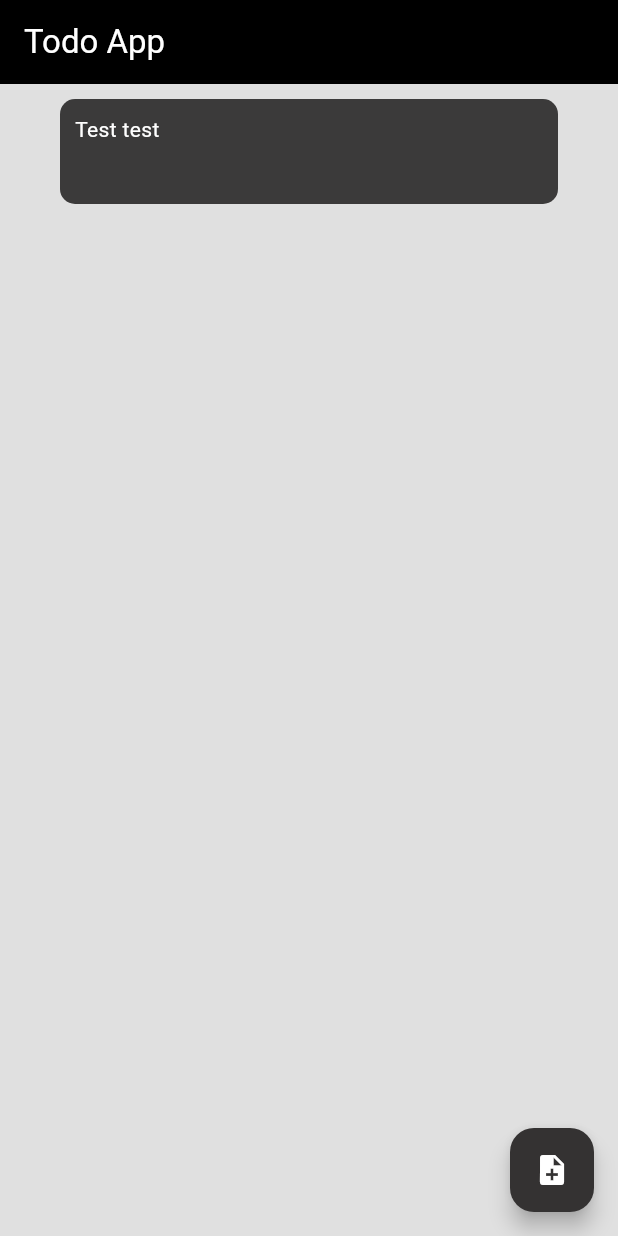
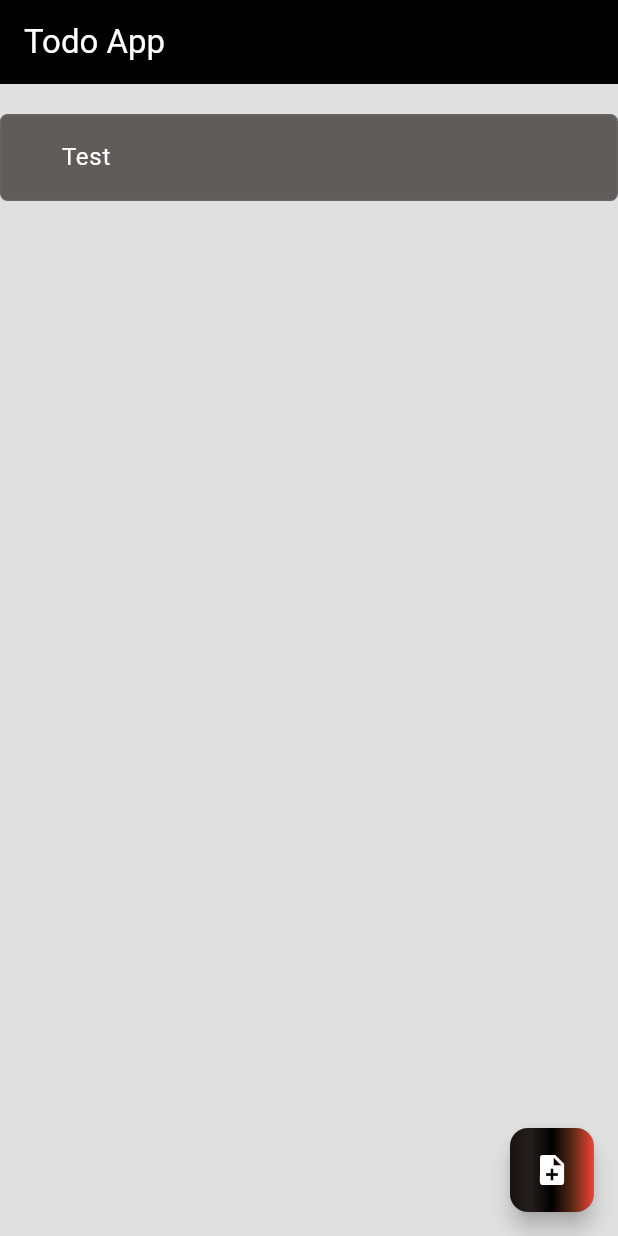
Before and after one commit to Ben-M-05/Executive-Assistant, a Flutter app: the screen it shows after launch, after a tap on the "note add" icon, on a phone screen of 412 x 824 dp. Run offline on Flutter 3.47's test engine with Material 3 defaults, Android fonts, the light colour scheme and no system bars.

Commit message:
Add button has been styled, and adds Todo tasks to home page.

```diff
--- a/executive_assistant/lib/main.dart
+++ b/executive_assistant/lib/main.dart
@@ -1,7 +1,8 @@
 import 'dart:async';
 
+import 'package:executive_assistant/widgets/todo_notifier.dart';
 import 'package:flutter/material.dart';
-import 'package:executive_assistant/todo_container.dart';
+import 'package:executive_assistant/widgets/todo_container.dart';
 import 'package:provider/provider.dart';
 
 void main() {
@@ -14,31 +15,20 @@
   // This widget is the root of your application.
   @override
   Widget build(BuildContext context) {
-    return MaterialApp(
+    return ChangeNotifierProvider(
+      create:(context) => TodoNotifier(),
+      child: MaterialApp(
         title: 'Flutter Demo',
         theme: ThemeData(
-        // This is the theme of your application.
-        //
-        // TRY THIS: Try running your application with "flutter run". You'll see
-        // the application has a purple toolbar. Then, without quitting the app,
-        // try changing the seedColor in the colorScheme below to Colors.green
-        // and then invoke "hot reload" (save your changes or press the "hot
-        // reload" button in a Flutter-supported IDE, or press "r" if you used
-        // the command line to start the app).
-        //
-        // Notice that the counter didn't reset back to zero; the application
-        // state is not lost during the reload. To reset the state, use hot
-        // restart instead.
-        //
-        // This works for code too, not just values: Most code changes can be
-        // tested with just a hot reload.
           colorScheme: ColorScheme.fromSeed(seedColor: Colors.deepPurple),
           useMaterial3: true,
         ),
         home: MyHomePage(title: 'Todo App'),
+      ),
     );
   }
 }
+
 
 
 class MyHomePage extends StatefulWidget {
@@ -62,24 +52,14 @@
 
 class _MyHomePageState extends State<MyHomePage> {
 
-  late StreamSubscription streamSubscription;
-  final streamController = StreamController<Widget>();
 
-  List<Widget> list = [];
 
-  void addTodoItem(String title) {
-    list.add(TodoContainer(title: title));
-    streamController.sink.add(list.);
-  }
 
   @override
   Widget build(BuildContext context) {
-    // This method is rerun every time setState is called, for instance as done
-    // by the _incrementCounter method above.
-    //
-    // The Flutter framework has been optimized to make rerunning build methods
-    // fast, so that you can just rebuild anything that needs updating rather
-    // than having to individually change instances of widgets.
+    var appState = context.watch<TodoNotifier>();
+    final tasks = appState.list;
+
 
     return Scaffold(
       appBar: AppBar(
@@ -96,30 +76,40 @@
       body: Center(
         // Center is a layout widget. It takes a single child and positions it
         // in the middle of the parent.
-        child:
-            StreamBuilder<Widget>(
-              stream: streamController.stream,
-              builder: (context, state) {
-                if(!state.hasData){
-                  return CircularProgressIndicator();
-                }
+        child: ListView.separated(
+          padding: EdgeInsets.fromLTRB(0, 20, 0, 0),
 
-                List<Widget> listTodo = [];
-                listTodo.add(state.data!);
-                return ListView(
-                  padding: const EdgeInsets.fromLTRB(40.0, 10, 40.0, 10),
-                  children: listTodo,
+          itemCount: tasks.length,
+          itemBuilder: (context, index) {
+            final task = tasks[index];
+            return ListTile(
+              shape: RoundedRectangleBorder(
+                side: BorderSide(color: const Color.fromARGB(255, 102, 99, 99), width: 1),
+                borderRadius: BorderRadius.circular(5)
+              ),
+              contentPadding: EdgeInsets.fromLTRB(40, 0, 0, 0),
+              title: Text(task.title, style: TextStyle(color: Colors.white)),
+              tileColor: const Color.fromARGB(255, 97, 92, 92),
             );
-              }
+          },
+          separatorBuilder: (context, index) => SizedBox(
+            height: 10,
+          ),
         )
         ),
 
       floatingActionButton: FloatingActionButton(
-        onPressed: () => {streamController.sink.add(TodoContainer(title: "Test test"))},
+        onPressed: () => {appState.addTodoItem("Test")},
         tooltip: 'Add a note',
-        backgroundColor: const Color.fromARGB(255, 52, 50, 50),
-        foregroundColor: Colors.white,
-        child: const Icon(Icons.note_add),
+        child: Container(
+          width: 60,
+          height: 60,
+          child: const Icon(Icons.note_add, color: Color.fromARGB(255, 255, 255, 255)),
+          decoration: BoxDecoration(
+            borderRadius: BorderRadius.circular(12),
+            gradient: LinearGradient(colors: [const Color.fromARGB(255, 24, 18, 18), const Color.fromARGB(255, 36, 30, 30), Color.fromARGB(255, 0, 0, 0), const Color.fromARGB(255, 93, 44, 23), Colors.red])
+          ),
+        ),
 
       ), // This trailing comma makes auto-formatting nicer for build methods.
     );
--- a/executive_assistant/lib/todo_container.dart
+++ b/executive_assistant/lib/widgets/todo_container.dart
@@ -26,18 +26,21 @@ class _TodoContainerState extends State<TodoContainer> {
           child: Container(
             decoration: BoxDecoration(
               borderRadius: BorderRadius.circular(10.0),
-              color: const Color.fromARGB(255, 59, 58, 58),
+              color: const Color.fromARGB(255, 99, 95, 95),
             ),
             width: 100,
             height: 70,
             alignment: Alignment.topCenter,
             child: Container(
+              decoration: BoxDecoration(
+                border: Border.all(color: const Color.fromARGB(255, 108, 101, 101)),
+                borderRadius: BorderRadius.circular(20),
+              ),
               alignment: Alignment.topLeft,
               child: Padding(
-                padding: const EdgeInsets.all(10.0),
+                padding: const EdgeInsets.all(8.0),
                 child: Text(
                   widget.title,
-                  style: const TextStyle(color: Colors.white)
                 ),
               ),
             )
--- /dev/null
+++ b/executive_assistant/lib/widgets/todo_notifier.dart
@@ -0,0 +1,11 @@
+import 'package:flutter/material.dart';
+import 'todo_container.dart';
+
+class TodoNotifier extends ChangeNotifier {
+  List<TodoContainer> list = <TodoContainer>[];
+
+  void addTodoItem(String title) {
+    list.add(TodoContainer(title: title));
+    notifyListeners();
+  }
+}
--- /dev/null
+++ b/executive_assistant/models/_todo_data_container.dart
@@ -0,0 +1,10 @@
+class _TodoDataContainer {
+  String title;
+  String description;
+  int itemPos;
+  bool isCompleted;
+  String? author;
+
+  _TodoDataContainer(this.title, this.description, this.itemPos, this.isCompleted, this.author);
+
+}
```
Also changed, not shown: 1 other file. Lines whose indentation alone changed are shown as unchanged.
